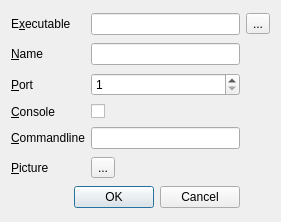
This is trunk/qrdc/ui/protocol.ui in rgfernandes/qtdesktop as Qt 5 draws it before an edit. The edited form follows.
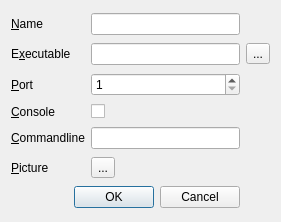
This is the edited form.

```diff
--- a/trunk/qrdc/ui/protocol.ui
+++ b/trunk/qrdc/ui/protocol.ui
@@ -14,26 +14,6 @@
    <string>Protocol</string>
   </property>
   <layout class="QGridLayout" name="gridLayout">
-   <item row="0" column="0">
-    <widget class="QLabel" name="lExec">
-     <property name="text">
-      <string>E&amp;xecutable</string>
-     </property>
-     <property name="buddy">
-      <cstring>leExec</cstring>
-     </property>
-    </widget>
-   </item>
-   <item row="0" column="1">
-    <widget class="QLineEdit" name="leExec"/>
-   </item>
-   <item row="0" column="2">
-    <widget class="QToolButton" name="tbExec">
-     <property name="text">
-      <string>...</string>
-     </property>
-    </widget>
-   </item>
    <item row="1" column="0">
     <widget class="QLabel" name="lName">
      <property name="text">
@@ -47,7 +27,7 @@
    <item row="1" column="1">
     <widget class="QLineEdit" name="leName"/>
    </item>
-   <item row="2" column="0">
+   <item row="3" column="0">
     <widget class="QLabel" name="lPort">
      <property name="text">
       <string>&amp;Port</string>
@@ -57,7 +37,7 @@
      </property>
     </widget>
    </item>
-   <item row="2" column="1">
+   <item row="3" column="1">
     <widget class="QSpinBox" name="sbPort">
      <property name="minimum">
       <number>1</number>
@@ -67,7 +47,7 @@
      </property>
     </widget>
    </item>
-   <item row="3" column="0">
+   <item row="4" column="0">
     <widget class="QLabel" name="lTerm">
      <property name="text">
       <string>&amp;Console</string>
@@ -77,14 +57,14 @@
      </property>
     </widget>
    </item>
-   <item row="3" column="1">
+   <item row="4" column="1">
     <widget class="QCheckBox" name="cbTerm">
      <property name="text">
       <string/>
      </property>
     </widget>
    </item>
-   <item row="4" column="0">
+   <item row="5" column="0">
     <widget class="QLabel" name="lCmdLine">
      <property name="text">
       <string>&amp;Commandline</string>
@@ -94,10 +74,10 @@
      </property>
     </widget>
    </item>
-   <item row="4" column="1">
+   <item row="5" column="1">
     <widget class="QLineEdit" name="leCmdLine"/>
    </item>
-   <item row="5" column="0">
+   <item row="6" column="0">
     <widget class="QLabel" name="lLogo">
      <property name="text">
       <string>&amp;Picture</string>
@@ -107,20 +87,40 @@
      </property>
     </widget>
    </item>
-   <item row="6" column="0" colspan="2">
+   <item row="7" column="0" colspan="2">
     <widget class="QDialogButtonBox" name="buttonBox">
      <property name="standardButtons">
       <set>QDialogButtonBox::Cancel|QDialogButtonBox::Ok</set>
      </property>
     </widget>
    </item>
-   <item row="5" column="1">
+   <item row="6" column="1">
     <widget class="QToolButton" name="tbLogo">
      <property name="text">
       <string>...</string>
      </property>
     </widget>
    </item>
+   <item row="2" column="1">
+    <widget class="QLineEdit" name="leExec"/>
+   </item>
+   <item row="2" column="0">
+    <widget class="QLabel" name="lExec">
+     <property name="text">
+      <string>E&amp;xecutable</string>
+     </property>
+     <property name="buddy">
+      <cstring>leExec</cstring>
+     </property>
+    </widget>
+   </item>
+   <item row="2" column="2">
+    <widget class="QToolButton" name="tbExec">
+     <property name="text">
+      <string>...</string>
+     </property>
+    </widget>
+   </item>
   </layout>
  </widget>
  <tabstops>
```
Left out of the diff: 37 changed lines with no effect on the pictures.
